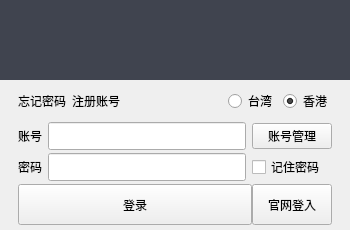
Old version of the form resources/ui/Ui_Login.ui in the repository starmcc/qs-beanfun-5.
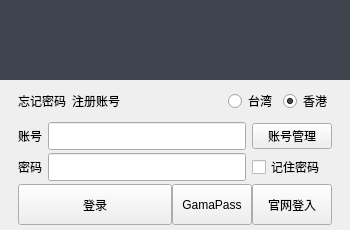
New version of the form.

The edit to the form file:
```diff
--- a/resources/ui/Ui_Login.ui
+++ b/resources/ui/Ui_Login.ui
@@ -258,7 +258,7 @@
       </widget>
      </item>
      <item>
-      <layout class="QHBoxLayout" name="horizontalLayout" stretch="1,0">
+      <layout class="QHBoxLayout" name="horizontalLayout" stretch="1,0,0">
        <property name="spacing">
         <number>0</number>
        </property>
@@ -275,6 +275,22 @@
          </property>
         </widget>
        </item>
+       <item>
+        <widget class="QPushButton" name="pushButton_gamapass">
+         <property name="sizePolicy">
+          <sizepolicy hsizetype="Preferred" vsizetype="Preferred">
+           <horstretch>0</horstretch>
+           <verstretch>0</verstretch>
+          </sizepolicy>
+         </property>
+         <property name="text">
+          <string>GamaPass</string>
+         </property>
+         <property name="visible">
+          <bool>false</bool>
+         </property>
+        </widget>
+       </item>
        <item>
         <widget class="QPushButton" name="pushButton_web">
          <property name="sizePolicy">
```
